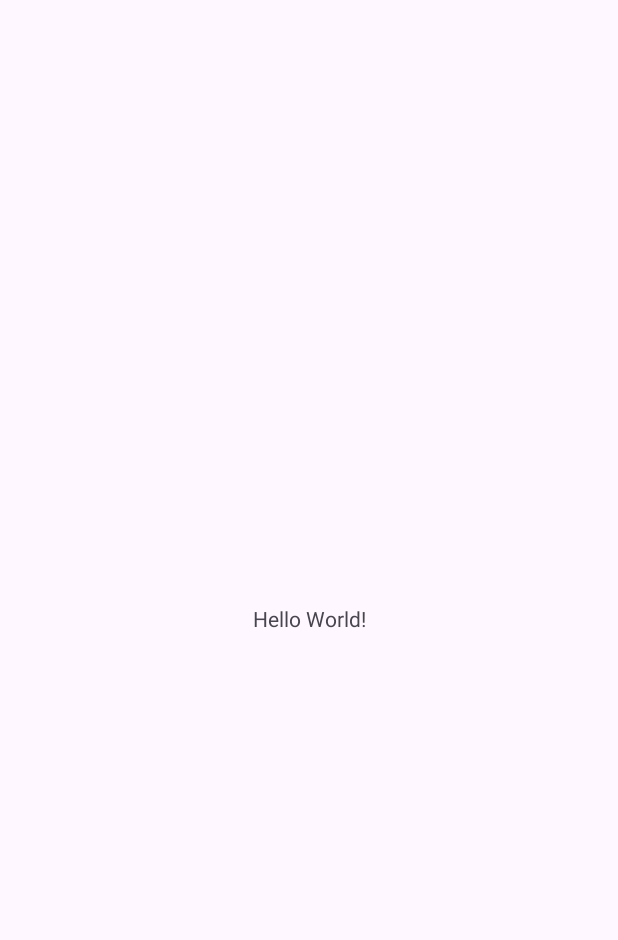
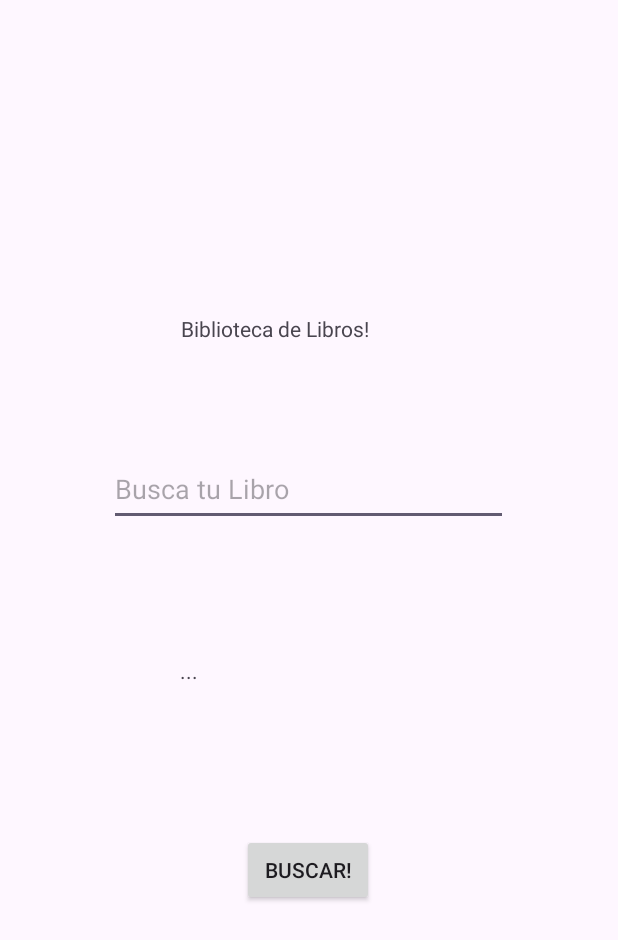
Before and after one commit to tadeowoto/01-moviles-libros, an Android app: the screen it shows after launch (MainActivity), on a phone screen of 412 x 824 dp. Before the commit the part shown is almost empty. Shown: the top 940 px of the screen. Run offline under Robolectric (Android 15) with nearby library versions, the phone set to English and light mode, and no system bars.

Commit message:
feat: agregue el repositorio de libro, y los metodos para buscar libro por titu;p

```diff
--- a/app/build.gradle.kts
+++ b/app/build.gradle.kts
@@ -29,6 +29,9 @@ android {
         sourceCompatibility = JavaVersion.VERSION_11
         targetCompatibility = JavaVersion.VERSION_11
     }
+    buildFeatures{
+        viewBinding=true;//agregar y sincronizar
+    }
 }
 
 dependencies {
--- a/app/src/main/AndroidManifest.xml
+++ b/app/src/main/AndroidManifest.xml
@@ -12,6 +12,9 @@
         android:supportsRtl="true"
         android:theme="@style/Theme.Libros">
         <activity
+            android:name=".DetalleLibroActivity"
+            android:exported="false" />
+        <activity
             android:name=".MainActivity"
             android:exported="true">
             <intent-filter>
--- /dev/null
+++ b/app/src/main/java/ViewModel/MainViewModel.java
@@ -0,0 +1,46 @@
+package ViewModel;
+
+import android.app.Application;
+
+import androidx.annotation.NonNull;
+import androidx.lifecycle.AndroidViewModel;
+import androidx.lifecycle.LiveData;
+import androidx.lifecycle.MutableLiveData;
+
+import Model.Libro;
+import Model.LibroRepository;
+
+public class MainViewModel extends AndroidViewModel {
+
+    MutableLiveData<String> tituloMutable = new MutableLiveData<>();
+    MutableLiveData<Libro> libro = new MutableLiveData<>();
+
+    public MainViewModel(@NonNull Application application) {
+        super(application);
+    }
+
+    public LiveData getTitulo() {
+        if (tituloMutable.getValue() == null) {
+            return new MutableLiveData<String>();
+        }
+        return tituloMutable;
+    };
+
+    public LiveData getLibro() {
+        if (libro.getValue() == null) {
+            return new MutableLiveData<Libro>();
+        }
+        return libro;
+    };
+
+    public void buscarLibro(String titulo){
+        LibroRepository repo = new LibroRepository();
+        Libro l = repo.buscarLibroPorTitulo(titulo);
+        if(l != null){
+            libro.setValue(l);
+        }else{
+            tituloMutable.setValue("no se encontro el libro");
+        }
+    }
+
+}
--- a/app/src/main/java/com/example/libros/MainActivity.java
+++ b/app/src/main/java/com/example/libros/MainActivity.java
@@ -1,12 +1,18 @@
 package com.example.libros;
 
 import android.os.Bundle;
+import android.view.View;
 
 import androidx.activity.EdgeToEdge;
 import androidx.appcompat.app.AppCompatActivity;
 import androidx.core.graphics.Insets;
 import androidx.core.view.ViewCompat;
 import androidx.core.view.WindowInsetsCompat;
+import androidx.lifecycle.ViewModelProvider;
+
+import com.example.libros.databinding.ActivityMainBinding;
+
+import ViewModel.MainViewModel;
 
 
 
@@ -29,15 +35,31 @@ Tómese la libertad de modificar la vista a su gusto!
 
 public class MainActivity extends AppCompatActivity {
 
+    private ActivityMainBinding binding;
+    private MainViewModel viewModel;
+
     @Override
     protected void onCreate(Bundle savedInstanceState) {
+        binding = ActivityMainBinding.inflate(getLayoutInflater());
+        viewModel = new ViewModelProvider(this).get(MainViewModel.class);
         super.onCreate(savedInstanceState);
         EdgeToEdge.enable(this);
-        setContentView(R.layout.activity_main);
+        setContentView(binding.getRoot());
         ViewCompat.setOnApplyWindowInsetsListener(findViewById(R.id.main), (v, insets) -> {
             Insets systemBars = insets.getInsets(WindowInsetsCompat.Type.systemBars());
             v.setPadding(systemBars.left, systemBars.top, systemBars.right, systemBars.bottom);
             return insets;
         });
+
+        binding.botonBuscar.setOnClickListener(new View.OnClickListener() {
+            @Override
+            public void onClick(View v) {
+                viewModel.buscarLibro(binding.editTextTituloLibro.getText().toString());
+            }
+        });
+
     }
+
+
+
 }
--- a/app/src/main/res/layout/activity_main.xml
+++ b/app/src/main/res/layout/activity_main.xml
@@ -8,12 +8,54 @@
     tools:context=".MainActivity">
 
     <TextView
+        android:id="@+id/titulo"
+        android:layout_width="169dp"
+        android:layout_height="43dp"
+        android:text="Biblioteca de Libros!"
+        app:layout_constraintBottom_toBottomOf="parent"
+        app:layout_constraintEnd_toEndOf="parent"
+        app:layout_constraintHorizontal_bias="0.498"
+        app:layout_constraintStart_toStartOf="parent"
+        app:layout_constraintTop_toTopOf="parent"
+        app:layout_constraintVertical_bias="0.268" />
+
+    <Button
+        android:id="@+id/botonBuscar"
         android:layout_width="wrap_content"
         android:layout_height="wrap_content"
-        android:text="Hello World!"
+        android:layout_marginBottom="220dp"
+        android:text="Buscar!"
+        app:layout_constraintBottom_toBottomOf="parent"
+        app:layout_constraintEnd_toEndOf="parent"
+        app:layout_constraintHorizontal_bias="0.498"
+        app:layout_constraintStart_toStartOf="parent" />
+
+    <EditText
+        android:id="@+id/editTextTituloLibro"
+        android:layout_width="266dp"
+        android:layout_height="49dp"
+        android:layout_marginTop="276dp"
+        android:layout_marginBottom="61dp"
+        android:ems="10"
+        android:hint="Busca tu Libro"
+        android:inputType="text"
+        app:layout_constraintBottom_toTopOf="@+id/noEncontrado"
+        app:layout_constraintEnd_toEndOf="parent"
+        app:layout_constraintHorizontal_bias="0.497"
+        app:layout_constraintStart_toStartOf="parent"
+        app:layout_constraintTop_toTopOf="parent" />
+
+    <TextView
+        android:id="@+id/noEncontrado"
+        android:layout_width="172dp"
+        android:layout_height="46dp"
+        android:layout_marginStart="205dp"
+        android:layout_marginEnd="206dp"
+        android:layout_marginBottom="315dp"
+        android:text="..."
         app:layout_constraintBottom_toBottomOf="parent"
         app:layout_constraintEnd_toEndOf="parent"
         app:layout_constraintStart_toStartOf="parent"
-        app:layout_constraintTop_toTopOf="parent" />
+        app:layout_constraintTop_toBottomOf="@+id/editTextTituloLibro" />
 
 </androidx.constraintlayout.widget.ConstraintLayout>
```
Also changed, not shown: app/src/main/java/Model/Libro.java (+0 -45 lines), app/src/main/java/Model/LibroRepository.java (added, +68 -0 lines), app/src/main/java/ViewModel/DetalleLibroViewModel.java (added, +14 -0 lines), app/src/main/java/com/example/libros/DetalleLibroActivity.java (added, +36 -0 lines), app/src/main/res/layout/activity_detalle_libro.xml (added, +32 -0 lines).
